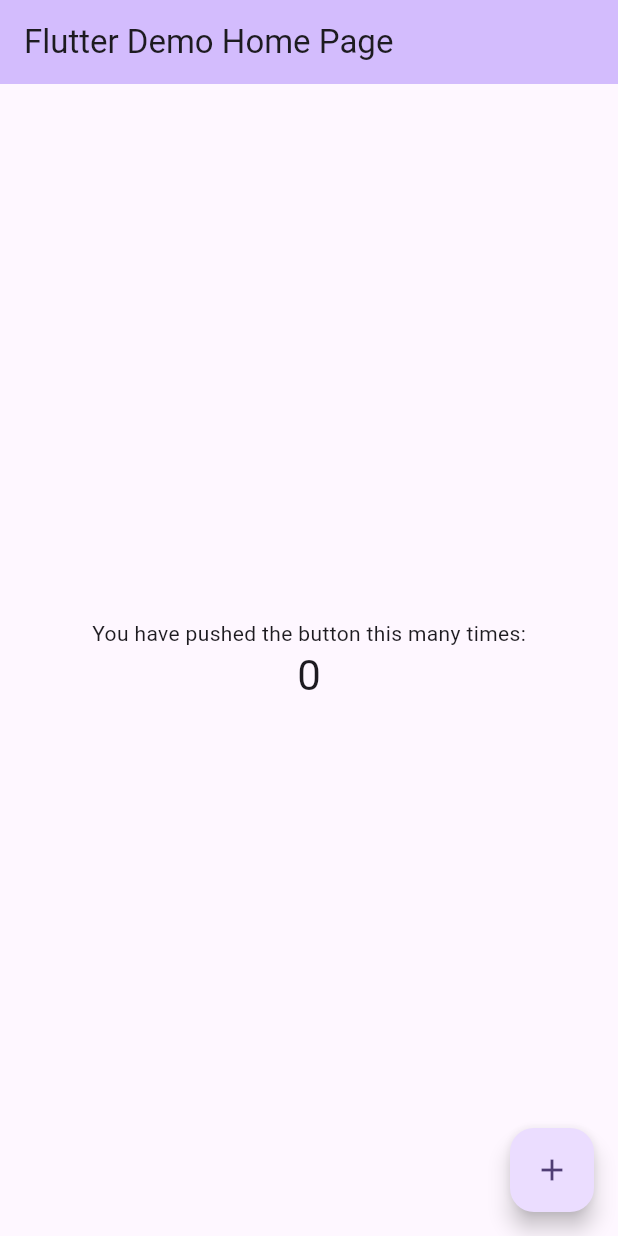
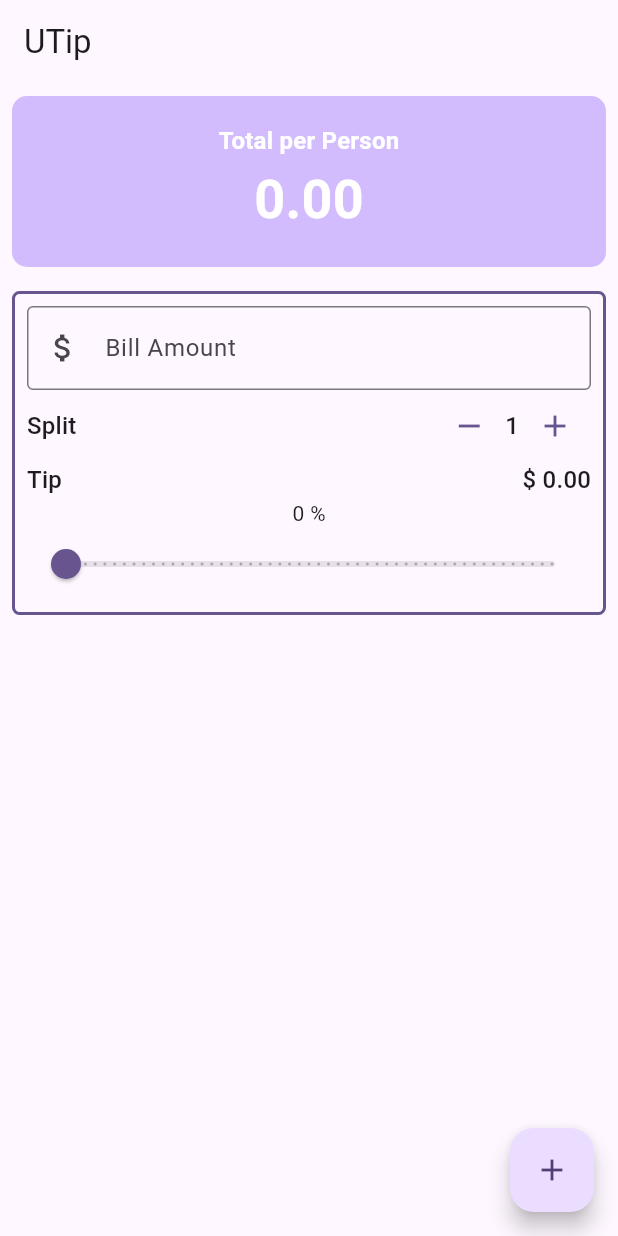
Before and after one commit to benbaka/utip, a Flutter app: the screen it shows after launch, on a phone screen of 412 x 824 dp. Run offline on Flutter 3.47's test engine with Material 3 defaults, Android fonts, the phone set to English and light mode, and no system bars; missing offline and left inert: dart:ffi.

Commit message:
Ben: got the tip app working

```diff
--- a/lib/main.dart
+++ b/lib/main.dart
@@ -1,4 +1,10 @@
+import 'dart:ffi';
+
 import 'package:flutter/material.dart';
+import 'package:flutter/services.dart';
+import 'package:flutter/widgets.dart';
+import 'package:utip/widgets/person_counter.dart';
+
 
 void main() {
   runApp(const MyApp());
@@ -11,7 +17,7 @@ class MyApp extends StatelessWidget {
   @override
   Widget build(BuildContext context) {
     return MaterialApp(
-      title: 'Flutter Demo',
+      title: 'UTip',
       theme: ThemeData(
         // This is the theme of your application.
         //
@@ -31,13 +37,13 @@ class MyApp extends StatelessWidget {
         colorScheme: ColorScheme.fromSeed(seedColor: Colors.deepPurple),
         useMaterial3: true,
       ),
-      home: const MyHomePage(title: 'Flutter Demo Home Page'),
+      home: const UTip(title: 'Flutter Demo Home Page'),
     );
   }
 }
 
-class MyHomePage extends StatefulWidget {
-  const MyHomePage({super.key, required this.title});
+class UTip extends StatefulWidget {
+  const UTip({super.key, required this.title});
 
   // This widget is the home page of your application. It is stateful, meaning
   // that it has a State object (defined below) that contains fields that affect
@@ -51,11 +57,22 @@ class MyHomePage extends StatefulWidget {
   final String title;
 
   @override
-  State<MyHomePage> createState() => _MyHomePageState();
+  State<UTip> createState() => _UTipState();
 }
 
-class _MyHomePageState extends State<MyHomePage> {
-  int _counter = 0;
+class _UTipState extends State<UTip> {
+  int _counter = 1;
+  var _tipPercentage = 0.0;
+  double _billTotal = 0;
+
+
+  void setBillAmountActionCallBack(String value){
+    setState(() {
+      _billTotal = double.parse(value);
+    });
+
+  }
+
 
   void _incrementCounter() {
     setState(() {
@@ -68,6 +85,33 @@ class _MyHomePageState extends State<MyHomePage> {
     });
   }
 
+
+
+  double _calculateFullBill(){
+    //return  ( (_billTotal) + (_billTotal*(_tipPercentage ))/_counter) ?? 0;
+    double percentageAgainstTotalBill = _getTipAmount();
+    return  ( (_billTotal + percentageAgainstTotalBill)/(_counter.toDouble())) ?? 0.0;
+  }
+
+  double _getTipAmount() {
+    var percentageAgainstTotalBill = (_tipPercentage) * _billTotal;
+    return percentageAgainstTotalBill;
+  }
+
+  void _decrementCounter() {
+    setState(() {
+      // This call to setState tells the Flutter framework that something has
+      // changed in this State, which causes it to rerun the build method below
+      // so that the display can reflect the updated values. If we changed
+      // _counter without calling setState(), then the build method would not be
+      // called again, and so nothing would appear to happen.
+      if (_counter > 1) {
+      _counter--;
+      }
+    });
+  }
+
+
   @override
   Widget build(BuildContext context) {
     // This method is rerun every time setState is called, for instance as done
@@ -76,44 +120,87 @@ class _MyHomePageState extends State<MyHomePage> {
     // The Flutter framework has been optimized to make rerunning build methods
     // fast, so that you can just rebuild anything that needs updating rather
     // than having to individually change instances of widgets.
+    var theme = Theme.of(context);
+    final style = theme.textTheme.titleMedium!.copyWith(
+      color: theme.colorScheme.onPrimary, fontWeight: FontWeight.bold
+    );
+    double overallTotal = _calculateFullBill();
+    double totalTip = _getTipAmount();
+
+
     return Scaffold(
       appBar: AppBar(
         // TRY THIS: Try changing the color here to a specific color (to
         // Colors.amber, perhaps?) and trigger a hot reload to see the AppBar
         // change color while the other colors stay the same.
-        backgroundColor: Theme.of(context).colorScheme.inversePrimary,
-        // Here we take the value from the MyHomePage object that was created by
+        //backgroundColor: Theme.of(context).colorScheme.inversePrimary,
+        // Here we take the value from the UTip object that was created by
         // the App.build method, and use it to set our appbar title.
-        title: Text(widget.title),
+        title: const Text('UTip'),
       ),
-      body: Center(
-        // Center is a layout widget. It takes a single child and positions it
-        // in the middle of the parent.
-        child: Column(
-          // Column is also a layout widget. It takes a list of children and
-          // arranges them vertically. By default, it sizes itself to fit its
-          // children horizontally, and tries to be as tall as its parent.
-          //
-          // Column has various properties to control how it sizes itself and
-          // how it positions its children. Here we use mainAxisAlignment to
-          // center the children vertically; the main axis here is the vertical
-          // axis because Columns are vertical (the cross axis would be
-          // horizontal).
-          //
-          // TRY THIS: Invoke "debug painting" (choose the "Toggle Debug Paint"
-          // action in the IDE, or press "p" in the console), to see the
-          // wireframe for each widget.
-          mainAxisAlignment: MainAxisAlignment.center,
-          children: <Widget>[
-            const Text(
-              'You have pushed the button this many times:',
+      body: Column(
+        crossAxisAlignment: CrossAxisAlignment.stretch,
+        children: [
+          Padding(
+            padding: const EdgeInsets.all(8.0),
+            child: Container(
+                padding: EdgeInsets.all(18),
+                decoration: BoxDecoration(
+                  color: theme.colorScheme.inversePrimary,
+                  borderRadius: BorderRadius.circular(10),
+                ),
+                child: Column(
+                  children: [
+                    Text(
+                      "Total per Person",
+                      style: style,
+                    ),
+                    Text(overallTotal.toStringAsFixed(2),
+                    style: style.copyWith(
+                      color: theme.colorScheme.onPrimary,
+                      fontSize: theme.textTheme.displaySmall?.fontSize
+                    ),
+
+                    )
+
+                  ],
+                )),
+          ),
+          Padding(
+            padding: const EdgeInsets.all(8.0),
+            child: Container(
+              padding: const EdgeInsets.all(8.0),
+              decoration: BoxDecoration(
+                borderRadius: BorderRadius.circular(5),
+                border: Border.all(
+                  color: theme.colorScheme.primary,
+                  width: 2
+                )
+              ),
+              child:  Column(
+              children: [
+                BillAmountField(setBillAmountActionCallBack: setBillAmountActionCallBack),
+                PersonCounter(theme: theme, counter: _counter, onDecrement: _decrementCounter , onIncrement: _incrementCounter,),
+                Row(
+                  mainAxisAlignment: MainAxisAlignment.spaceBetween,
+                  children: [
+                    Text("Tip",
+                    style: theme.textTheme.titleMedium
+                    ),
+                    Text("\$ ${totalTip.toStringAsFixed(2)}",
+                    style: theme.textTheme.titleMedium)
+                  ],
+                ),
+                // slider text
+                Text("${(_tipPercentage * 100).round()} %"),
+                TipSlider(tipPercentage: _tipPercentage, onChanged: (double value) { setState(() {
+                  _tipPercentage = value;
+                });  }, )
+              ],
             ),
-            Text(
-              '$_counter',
-              style: Theme.of(context).textTheme.headlineMedium,
             ),
-          ],
-        ),
+          )
+        ],
       ),
       floatingActionButton: FloatingActionButton(
         onPressed: _incrementCounter,
@@ -123,3 +210,49 @@ class _MyHomePageState extends State<MyHomePage> {
     );
   }
 }
+
+class BillAmountField extends StatelessWidget {
+  const BillAmountField({
+    super.key,
+    required this.setBillAmountActionCallBack,
+  });
+
+  final ValueChanged<String> setBillAmountActionCallBack;
+
+
+  @override
+  Widget build(BuildContext context) {
+    return TextField(
+      decoration: const InputDecoration(
+        border: OutlineInputBorder(),
+        prefixIcon: Icon(Icons.attach_money),
+        labelText: "Bill Amount"),
+        keyboardType: TextInputType.number,
+        inputFormatters:  [FilteringTextInputFormatter.digitsOnly] ,
+      onChanged: setBillAmountActionCallBack,
+      );
+  }
+}
+
+class TipSlider extends StatelessWidget {
+  const TipSlider({
+    super.key,
+    required double tipPercentage,
+    required this.onChanged,
+  }) : _tipPercentage = tipPercentage;
+
+  final double _tipPercentage;
+  final ValueChanged<double> onChanged;
+
+  @override
+  Widget build(BuildContext context) {
+    return Slider(min: 0.0,
+        max: 0.50,
+        divisions: 50,
+        label: "${(_tipPercentage * 100).round()}",
+        value: _tipPercentage,
+        onChanged: onChanged
+
+    );
+  }
+}
--- /dev/null
+++ b/lib/widgets/person_counter.dart
@@ -0,0 +1,35 @@
+import 'package:flutter/material.dart';
+
+class PersonCounter extends StatelessWidget {
+  const PersonCounter({
+    super.key,
+    required this.theme,
+    required int counter,
+    required this.onDecrement,
+    required this.onIncrement,
+  }) : _counter = counter;
+
+  final ThemeData theme;
+  final int _counter;
+  final VoidCallback onDecrement;
+  final VoidCallback onIncrement;
+
+  @override
+  Widget build(BuildContext context) {
+    return Row(
+      mainAxisAlignment: MainAxisAlignment.spaceBetween,
+      children: [
+        Text(
+            style: theme.textTheme.titleMedium,
+            'Split'),
+        Row(
+          children: [
+            IconButton(color: theme.colorScheme.primary, onPressed: onDecrement, icon: Icon(Icons.remove)),
+            Text("$_counter", style: theme.textTheme.titleMedium),
+            IconButton(color: theme.colorScheme.primary, onPressed: onIncrement, icon: Icon(Icons.add)),
+          ],
+        )
+      ],
+    );
+  }
+}
```
Also changed, not shown: 2 other files.
